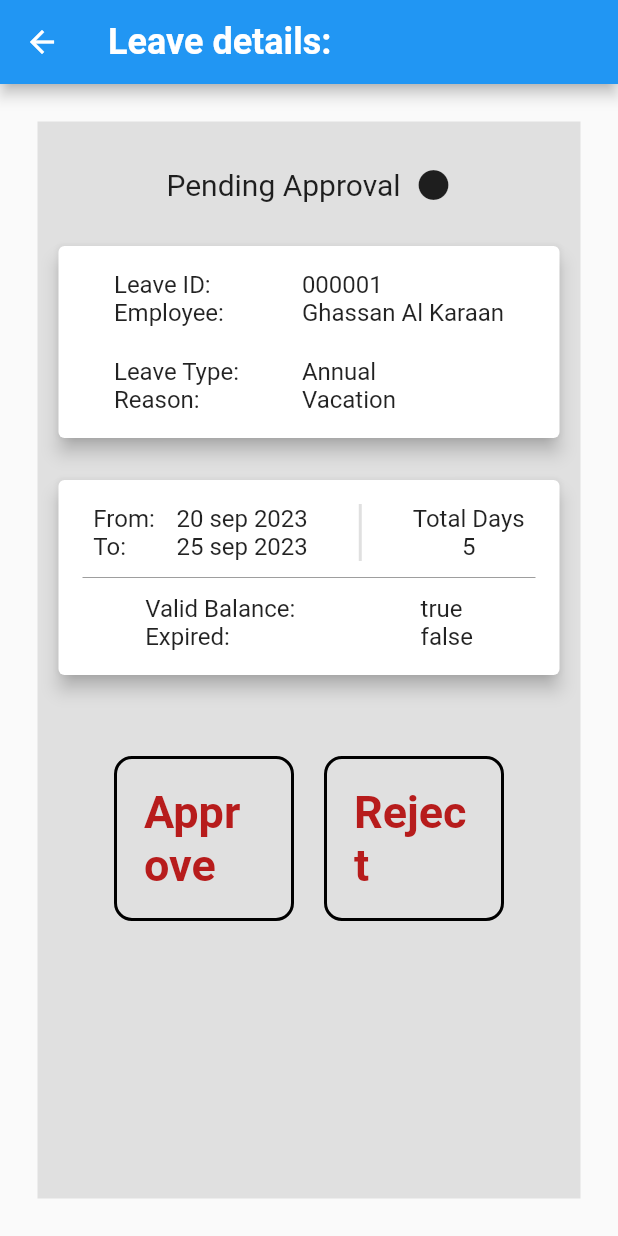
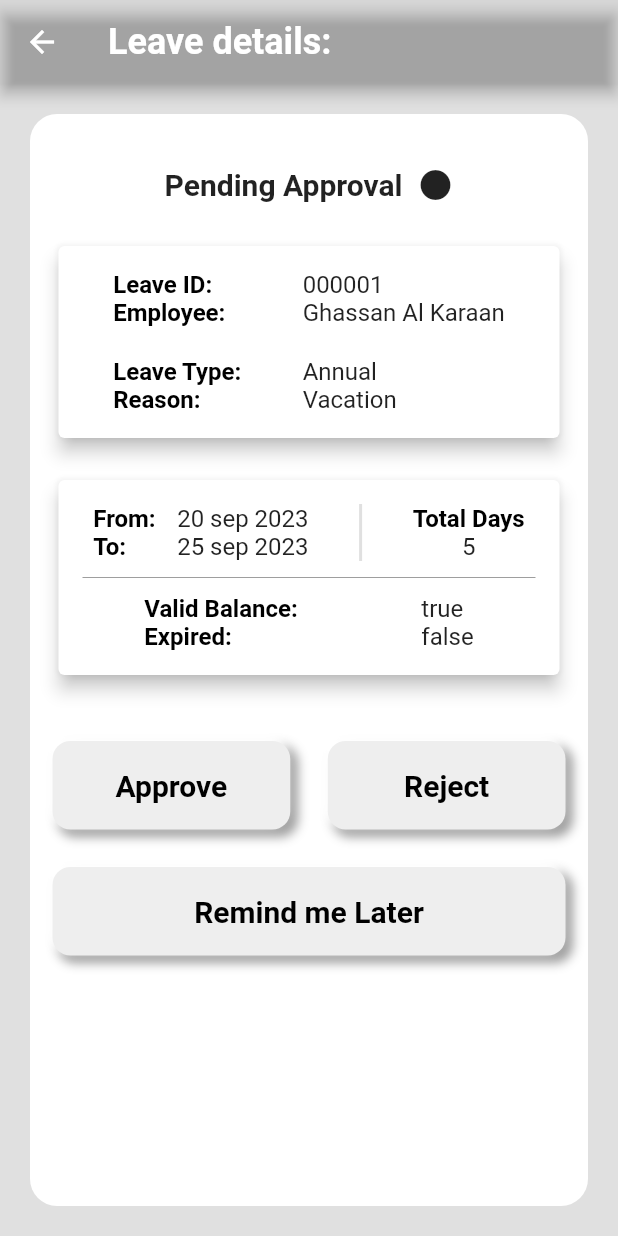
Before and after one commit to GhassanAlKaraan/employee-self-service-app, a Flutter app: the LeaveDetailsPage screen opened directly with empty values, on a phone screen of 412 x 824 dp. Run offline on Flutter 3.47's test engine with Material 2 defaults, Android fonts, the phone set to English and light mode, and no system bars; our stand-ins replace cloud_firestore, firebase_auth, firebase_core, google_sign_in; accounts and stored records are empty.

Commit message:
added buttons

```diff
--- a/lib/read_leaves page/components/info_card_1.dart
+++ b/lib/read_leaves page/components/info_card_1.dart
@@ -24,22 +24,34 @@ class InfoCard1 extends StatelessWidget {
               children: [
                 Text(
                   'Leave ID:',
-                  style: TextStyle(fontSize: 16),
+                  style: TextStyle(
+                      color: Colors.black,
+                      fontWeight: FontWeight.bold,
+                      fontSize: 16),
                 ),
                 Text(
                   'Employee:',
-                  style: TextStyle(fontSize: 16),
+                  style: TextStyle(
+                      color: Colors.black,
+                      fontWeight: FontWeight.bold,
+                      fontSize: 16),
                 ),
                 SizedBox(
                   height: 20,
                 ),
                 Text(
                   'Leave Type:',
-                  style: TextStyle(fontSize: 16),
+                  style: TextStyle(
+                      color: Colors.black,
+                      fontWeight: FontWeight.bold,
+                      fontSize: 16),
                 ),
                 Text(
                   'Reason:',
-                  style: TextStyle(fontSize: 16),
+                  style: TextStyle(
+                      color: Colors.black,
+                      fontWeight: FontWeight.bold,
+                      fontSize: 16),
                 ),
               ],
             ),
--- a/lib/read_leaves page/components/info_card_2.dart
+++ b/lib/read_leaves page/components/info_card_2.dart
@@ -28,11 +28,17 @@ class InfoCard2 extends StatelessWidget {
                       children: [
                         Text(
                           'From:',
-                          style: TextStyle(fontSize: 16),
+                          style: TextStyle(
+                              color: Colors.black,
+                              fontWeight: FontWeight.bold,
+                              fontSize: 16),
                         ),
                         Text(
                           'To:',
-                          style: TextStyle(fontSize: 16),
+                          style: TextStyle(
+                              color: Colors.black,
+                              fontWeight: FontWeight.bold,
+                              fontSize: 16),
                         ),
                       ],
                     ),
@@ -52,8 +58,10 @@ class InfoCard2 extends StatelessWidget {
                     const SizedBox(
                       width: 5,
                     ),
-
-                    const VerticalDivider(width: 2, thickness: 2,),
+                    const VerticalDivider(
+                      width: 2,
+                      thickness: 2,
+                    ),
                     const SizedBox(
                       width: 5,
                     ),
@@ -62,7 +70,10 @@ class InfoCard2 extends StatelessWidget {
                       children: [
                         Text(
                           "Total Days",
-                          style: TextStyle(fontSize: 16),
+                          style: TextStyle(
+                              color: Colors.black,
+                              fontWeight: FontWeight.bold,
+                              fontSize: 16),
                         ),
                         Text(
                           "5", // TODO: calculate the total days
@@ -76,7 +87,10 @@ class InfoCard2 extends StatelessWidget {
               const SizedBox(
                 height: 10,
               ),
-              const Divider(height: 2, color: Colors.grey,),
+              const Divider(
+                height: 2,
+                color: Colors.grey,
+              ),
               const SizedBox(
                 height: 10,
               ),
@@ -88,11 +102,17 @@ class InfoCard2 extends StatelessWidget {
                     children: [
                       Text(
                         'Valid Balance:',
-                        style: TextStyle(fontSize: 16),
+                        style: TextStyle(
+                            color: Colors.black,
+                            fontWeight: FontWeight.bold,
+                            fontSize: 16),
                       ),
                       Text(
                         'Expired:',
-                        style: TextStyle(fontSize: 16),
+                        style: TextStyle(
+                            color: Colors.black,
+                            fontWeight: FontWeight.bold,
+                            fontSize: 16),
                       ),
                     ],
                   ),
--- a/lib/read_leaves page/components/my_button.dart
+++ /dev/null
@@ -1,38 +0,0 @@
-import 'package:flutter/material.dart';
-
-class MyButton extends StatelessWidget {
-
-  //text on button
-  final String txt;
-
-  //onTap function
-  final Function()? onTap;
-
-  //Updated the constructor
-  const MyButton({super.key, required this.onTap, required this.txt});
-
-  @override
-  Widget build(BuildContext context) {
-    return GestureDetector(
-      onTap: onTap,
-      child: Container(
-        padding: const EdgeInsets.all(25),
-        margin: const EdgeInsets.symmetric(horizontal: 25),
-        decoration: BoxDecoration(
-          color: Colors.red[900],
-          borderRadius: BorderRadius.circular(8),
-        ),
-        child:  Center(
-          child: Text(
-            txt,
-            style: const TextStyle(
-              color: Colors.white,
-              fontWeight: FontWeight.bold,
-              fontSize: 20,
-            ),
-          ),
-        ),
-      ),
-    );
-  }
-}
--- a/lib/read_leaves page/components/my_button_2.dart
+++ b/lib/read_leaves page/components/my_button_2.dart
@@ -16,20 +16,31 @@ class MyButton2 extends StatelessWidget {
     return GestureDetector(
       onTap: onTap,
       child: Container(
-        width: 120,
         padding: const EdgeInsets.all(18),
         decoration: BoxDecoration(
-          color: Colors.grey[300],
-          border: Border.all(color: Colors.black, width: 2),
+          color: Colors.grey[200],
+          //border: Border.all(color: Colors.black, width: 1),
           borderRadius: BorderRadius.circular(12),
+          boxShadow: const [
+            BoxShadow(
+            color: Colors.grey,
+            offset: Offset(4.0, 4.0),
+          blurRadius: 5.0,
+          spreadRadius: 1),
+        BoxShadow(
+            color: Colors.white,
+            offset: Offset(-4.0, -4.0),
+            blurRadius: 5.0,
+            spreadRadius: 1),
+        ]
         ),
         child:  Center(
           child: Text(
             txt,
-            style: TextStyle(
-              color: Colors.red[900],
+            style: const TextStyle(
+              color: Colors.black,
               fontWeight: FontWeight.bold,
-              fontSize: 30,
+              fontSize: 20,
             ),
           ),
         ),
--- a/lib/read_leaves page/details_page_example.dart
+++ b/lib/read_leaves page/details_page_example.dart
@@ -20,7 +20,7 @@ class DetailsPageExample extends StatelessWidget {
           children: [
             Text(
               "Pending Approval",
-              style: TextStyle(fontSize: 20),
+              style: TextStyle(fontSize: 20, fontWeight: FontWeight.bold),
             ),
             SizedBox(
               width: 10,
@@ -50,15 +50,33 @@ class DetailsPageExample extends StatelessWidget {
           expired: false,
         ),
         const SizedBox(
-          height: 50,
+          height: 40,
         ),
 
-        Row(
-          mainAxisAlignment: MainAxisAlignment.center,
+        //TODO: implement buttons functions
+        Column(
+          crossAxisAlignment: CrossAxisAlignment.stretch,
           children: [
-            MyButton2(onTap: () {}, txt: "Approve"),
-            SizedBox(width: 20,),
-            MyButton2(onTap: () {}, txt: "Reject"),
+            Row(
+              children: [
+                Expanded(child: MyButton2(onTap: () {}, txt: "Approve")),
+                const SizedBox(
+                  width: 25,
+                ),
+                Expanded(child: MyButton2(onTap: () {}, txt: "Reject")),
+              ],
+            ),
+            // Row(children: [
+            //   Expanded(
+            //       child: MyButton2(
+            //     onTap: () {},
+            //     txt: "Remind me Later",
+            //   ))
+            // ]),
+            SizedBox(height: 25,),
+
+            Row(children:[Expanded(child: MyButton2(onTap: (){}, txt: "Remind me Later",))]),
+
           ],
         )
       ],
--- a/lib/read_leaves page/leave_details_page.dart
+++ b/lib/read_leaves page/leave_details_page.dart
@@ -1,6 +1,5 @@
 import 'package:flutter/material.dart';
 import 'package:cloud_firestore/cloud_firestore.dart';
-import 'package:new_ess/read_leaves%20page/components/info_card_1.dart';
 import 'package:new_ess/read_leaves%20page/details_page_example.dart';
 import 'package:new_ess/read_leaves%20page/read_leaves%20utilities/utility.dart';
 
@@ -58,7 +57,9 @@ class _LeaveDetailsPageState extends State<LeaveDetailsPage> {
   @override
   Widget build(BuildContext context) {
     return Scaffold(
+      backgroundColor: Colors.grey[300],
       appBar: AppBar(
+        backgroundColor: Colors.transparent,
         title: const Text("Leave details:",
             style: TextStyle(
               fontSize: 24,
@@ -66,13 +67,15 @@ class _LeaveDetailsPageState extends State<LeaveDetailsPage> {
             )),
       ),
       body: Padding(
-        padding: const EdgeInsets.all(25.0),
+        padding: const EdgeInsets.all(20.0),
         child: Expanded(
           child: isLoading
               ? const Center(child: CircularProgressIndicator())
               : Container(
-                  padding: const EdgeInsets.all(10),
-                  decoration: BoxDecoration(color: Colors.grey[300]),
+                  padding: const EdgeInsets.all(15),
+                  decoration: BoxDecoration(
+                      color: Colors.white,
+                      borderRadius: BorderRadius.circular(18)),
                   child:
                       //TODO: insert custom card widget here - use wrap...
                       //     Text(
```
Lines whose indentation alone changed are shown as unchanged.
